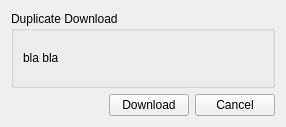
Before: the Qt Designer form app/gui/dlgduplicate.ui in ensisoft/newsflash-plus, drawn with Qt 5.
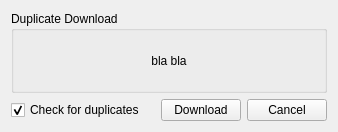
After: the same form once the commit is applied.

Commit message: Duplicate dialog details. HistoryDb day span. NZBCore duplicate checking based on filename.

What changed in the file:
```diff
--- a/app/gui/dlgduplicate.ui
+++ b/app/gui/dlgduplicate.ui
@@ -6,8 +6,8 @@
    <rect>
     <x>0</x>
     <y>0</y>
-    <width>286</width>
-    <height>127</height>
+    <width>338</width>
+    <height>132</height>
    </rect>
   </property>
   <property name="windowTitle">
@@ -25,6 +25,9 @@
         <property name="text">
          <string>bla bla</string>
         </property>
+        <property name="alignment">
+         <set>Qt::AlignCenter</set>
+        </property>
        </widget>
       </item>
      </layout>
@@ -32,6 +35,16 @@
    </item>
    <item>
     <layout class="QHBoxLayout" name="horizontalLayout">
+     <item>
+      <widget class="QCheckBox" name="chkDuplicates">
+       <property name="text">
+        <string>Check for duplicates</string>
+       </property>
+       <property name="checked">
+        <bool>true</bool>
+       </property>
+      </widget>
+     </item>
      <item>
       <spacer name="horizontalSpacer">
        <property name="orientation">
```
Left out of the diff: 2 changed lines with no effect on the pictures. The commit also changes 8 other files.
